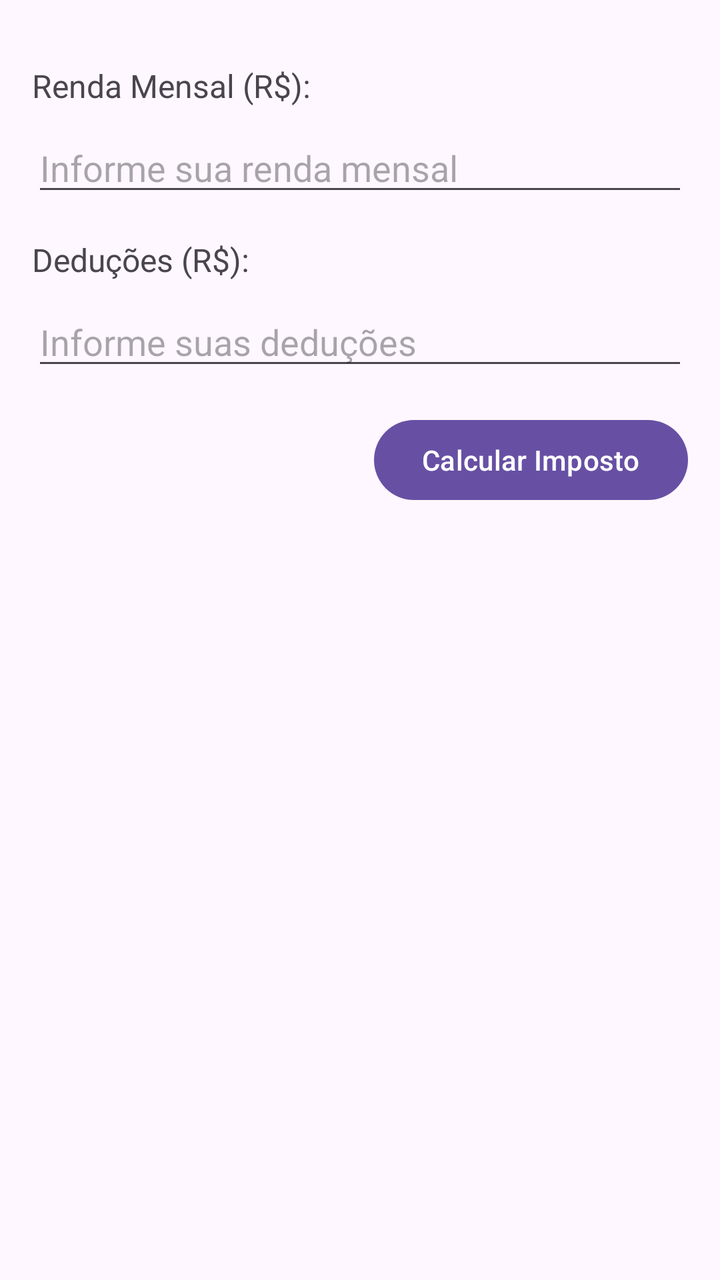
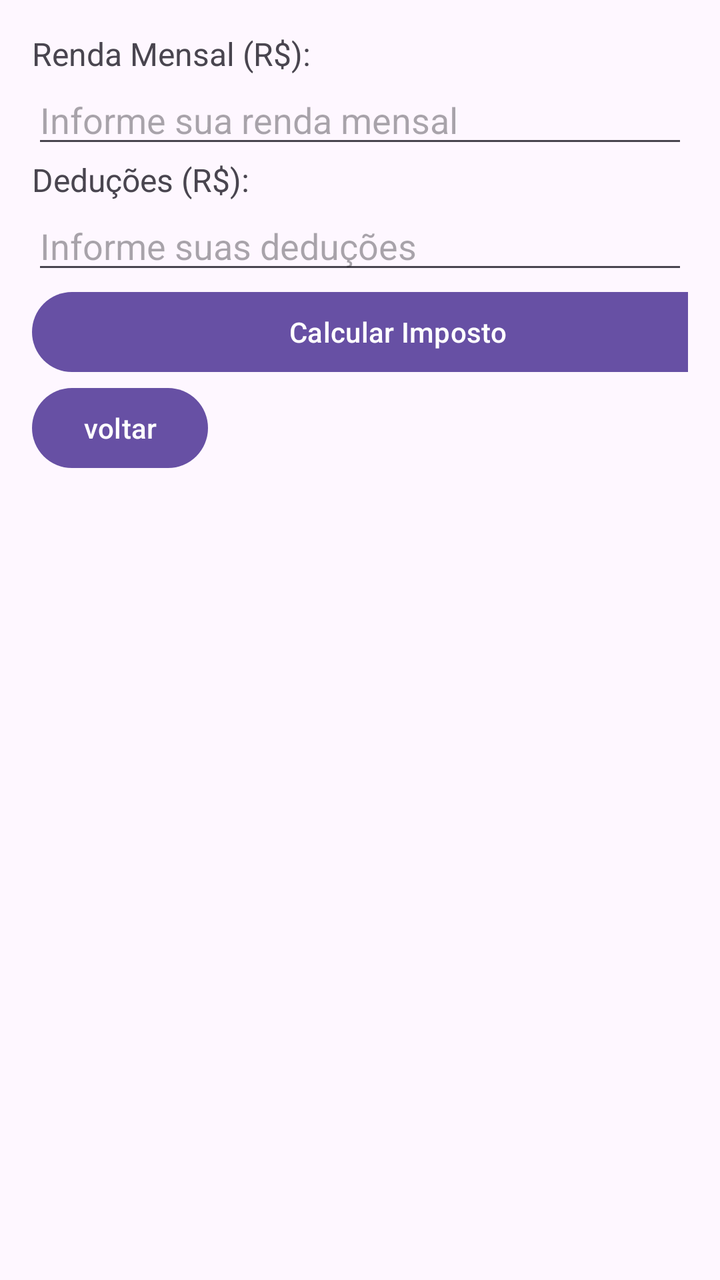

Before-and-after screenshots of an Android layout around one commit, followed by the original layout XML and the change that was made.
<!-- AndroidManifest.xml: application theme Theme.CalcGov -->
<!-- res/layout/activity_calculo_imposto_renda.xml -->
<?xml version="1.0" encoding="utf-8"?>
<RelativeLayout xmlns:android="http://schemas.android.com/apk/res/android"
    xmlns:tools="http://schemas.android.com/tools"
    android:layout_width="match_parent"
    android:layout_height="match_parent"
    android:padding="16dp"
    tools:context=".CalculoImpostoRendaActivity">

    <TextView
        android:id="@+id/textViewRenda"
        android:layout_width="wrap_content"
        android:layout_height="wrap_content"
        android:text="Renda Mensal (R$):"
        android:textSize="16sp"
        android:layout_marginTop="16dp"/>

    <EditText
        android:id="@+id/editTextRenda"
        android:layout_width="match_parent"
        android:layout_height="wrap_content"
        android:inputType="numberDecimal"
        android:hint="Informe sua renda mensal"
        android:layout_below="@id/textViewRenda"
        android:layout_marginTop="8dp"/>

    <TextView
        android:id="@+id/textViewDeducoes"
        android:layout_width="wrap_content"
        android:layout_height="wrap_content"
        android:text="Deduções (R$):"
        android:textSize="16sp"
        android:layout_below="@id/editTextRenda"
        android:layout_marginTop="16dp"/>

    <EditText
        android:id="@+id/editTextDeducoes"
        android:layout_width="match_parent"
        android:layout_height="wrap_content"
        android:inputType="numberDecimal"
        android:hint="Informe suas deduções"
        android:layout_below="@id/textViewDeducoes"
        android:layout_marginTop="8dp"/>

    <Button
        android:id="@+id/buttonCalcular"
        android:layout_width="wrap_content"
        android:layout_height="wrap_content"
        android:text="Calcular Imposto"
        android:layout_below="@id/editTextDeducoes"
        android:layout_marginTop="16dp"
        android:layout_alignParentEnd="true"
        android:onClick="calcularImposto"/>

</RelativeLayout>
<!-- resources referenced by this layout -->
<resources>
  <style name="Theme.CalcGov" parent="Base.Theme.CalcGov" />
  <style name="Base.Theme.CalcGov" parent="Theme.Material3.DayNight.NoActionBar">
          
          
      </style>
</resources>

<!-- the commit's change to res/layout/activity_calculo_imposto_renda.xml (unified diff, before → after) -->
@@ -1,8 +1,9 @@
 <?xml version="1.0" encoding="utf-8"?>
-<RelativeLayout xmlns:android="http://schemas.android.com/apk/res/android"
+<LinearLayout xmlns:android="http://schemas.android.com/apk/res/android"
     xmlns:tools="http://schemas.android.com/tools"
     android:layout_width="match_parent"
     android:layout_height="match_parent"
+    android:orientation="vertical"
     android:padding="16dp"
     tools:context=".CalculoImpostoRendaActivity">
 
@@ -12,16 +13,15 @@
         android:layout_height="wrap_content"
         android:text="Renda Mensal (R$):"
         android:textSize="16sp"
-        android:layout_marginTop="16dp"/>
+        tools:ignore="MissingConstraints" />
 
     <EditText
         android:id="@+id/editTextRenda"
         android:layout_width="match_parent"
         android:layout_height="wrap_content"
+        android:hint="Informe sua renda mensal"
         android:inputType="numberDecimal"
-        android:hint="Informe sua renda mensal"
-        android:layout_below="@id/textViewRenda"
-        android:layout_marginTop="8dp"/>
+        tools:ignore="MissingConstraints" />
 
     <TextView
         android:id="@+id/textViewDeducoes"
@@ -29,26 +29,29 @@
         android:layout_height="wrap_content"
         android:text="Deduções (R$):"
         android:textSize="16sp"
-        android:layout_below="@id/editTextRenda"
-        android:layout_marginTop="16dp"/>
+        tools:ignore="MissingConstraints" />
 
     <EditText
         android:id="@+id/editTextDeducoes"
         android:layout_width="match_parent"
         android:layout_height="wrap_content"
+        android:hint="Informe suas deduções"
         android:inputType="numberDecimal"
-        android:hint="Informe suas deduções"
-        android:layout_below="@id/textViewDeducoes"
-        android:layout_marginTop="8dp"/>
+        tools:ignore="MissingConstraints" />
 
     <Button
         android:id="@+id/buttonCalcular"
+        android:layout_width="366dp"
+        android:layout_height="wrap_content"
+        android:onClick="calcularImposto"
+        android:text="Calcular Imposto"
+        tools:ignore="MissingConstraints" />
+
+    <Button
+        android:id="@+id/VoltarHome"
         android:layout_width="wrap_content"
         android:layout_height="wrap_content"
-        android:text="Calcular Imposto"
-        android:layout_below="@id/editTextDeducoes"
-        android:layout_marginTop="16dp"
-        android:layout_alignParentEnd="true"
-        android:onClick="calcularImposto"/>
+        android:text="voltar" />
 
-</RelativeLayout>
+
+</LinearLayout>
